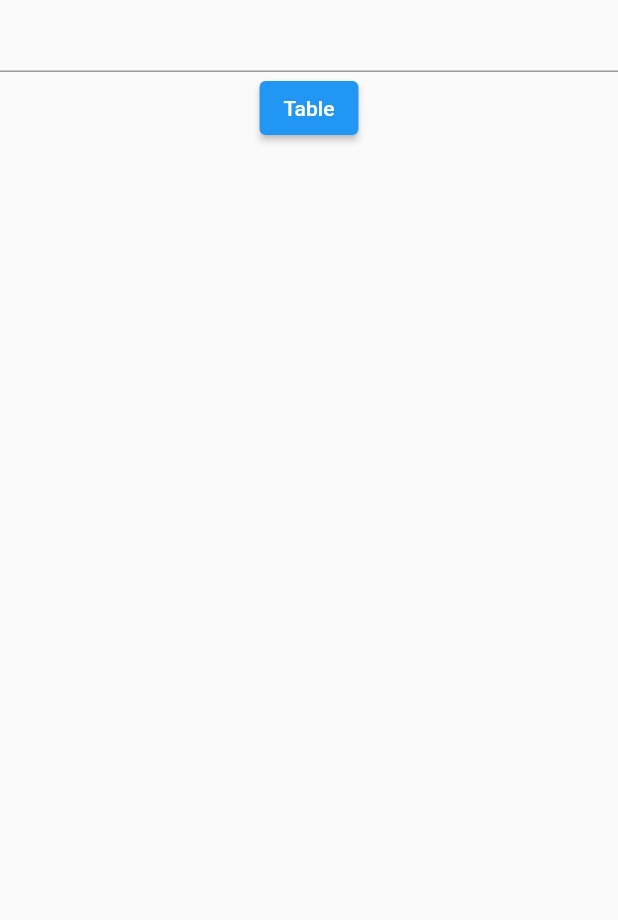
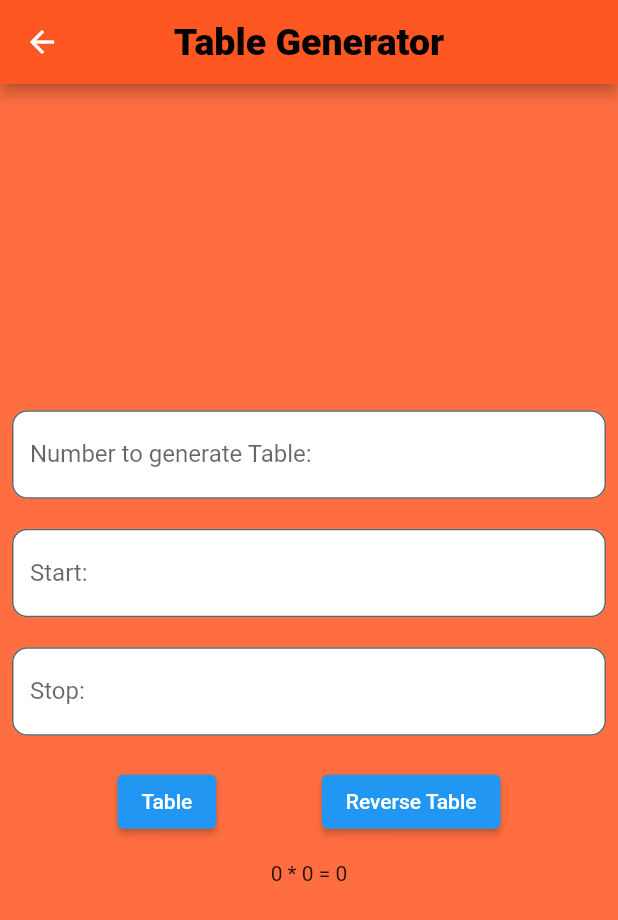
Before and after one commit to SyedSalar/employee_salary_calculator, a Flutter app: the MyTable screen opened directly, after a tap on "Table", on a phone screen of 412 x 824 dp. Shown: the top 920 px of the screen. Run offline on Flutter 3.47's test engine with Material 2 defaults, Android fonts, the phone set to English and light mode, and no system bars.

```diff
--- a/lib/salarypage.dart
+++ b/lib/salarypage.dart
@@ -1,4 +1,5 @@
 import 'package:flutter/material.dart';
+import 'package:salary_calculator/table.dart';
 
 class MySalaryPage extends StatefulWidget {
   @override
@@ -148,6 +149,28 @@ class _MySalaryPageState extends State<MySalaryPage> {
                   "Employee $str's Net Salary is $d Rs",
                   style: TextStyle(fontSize: 20, fontWeight: FontWeight.w500),
                   textAlign: TextAlign.center,
+                ),
+                SizedBox(
+                  height: 20,
+                ),
+                Row(
+                  children: [
+                    Spacer(),
+                    Column(
+                      children: [
+                        FloatingActionButton(
+                            child: Icon(Icons.navigate_next),
+                            backgroundColor: Colors.black,
+                            onPressed: (() {
+                              Navigator.push(
+                                  context,
+                                  MaterialPageRoute(
+                                    builder: (context) => MyTable(),
+                                  ));
+                            })),
+                      ],
+                    ),
+                  ],
                 )
               ],
             ))))));
--- a/lib/table.dart
+++ b/lib/table.dart
@@ -6,31 +6,120 @@ class MyTable extends StatefulWidget {
 }
 
 class _MyTableState extends State<MyTable> {
-  int i = 0;
+  int i = 0, start = 0, stp = 0;
+  String MyResult = '', MyReverseResult = '';
+
   @override
   Widget build(BuildContext context) {
     return (Scaffold(
-      body: Column(
+        appBar: AppBar(
+          title: Text(
+            'Table Generator',
+            style: TextStyle(
+                color: Colors.black, fontWeight: FontWeight.w900, fontSize: 25),
+          ),
+          centerTitle: true,
+          backgroundColor: Colors.deepOrange,
+        ),
+        backgroundColor: Colors.deepOrangeAccent,
+        body: Padding(
+            padding: EdgeInsets.all(8.0),
+            child: Center(
+                child: SingleChildScrollView(
+              child: Column(
+                mainAxisAlignment: MainAxisAlignment.center,
+                mainAxisSize: MainAxisSize.max,
                 children: [
                   TextField(
+                    decoration: InputDecoration(
+                      border: OutlineInputBorder(
+                          borderRadius: BorderRadius.circular(10),
+                          borderSide: BorderSide(color: Colors.red)),
+                      fillColor: Colors.white,
+                      hintText: 'Enter Number ...',
+                      labelText: 'Number to generate Table:',
+                      filled: true,
+                    ),
                     onChanged: (value) {
                       setState(() {
                         i = int.parse(value);
                       });
                     },
                   ),
+                  SizedBox(
+                    height: 20,
+                  ),
+                  TextField(
+                    decoration: InputDecoration(
+                      border: OutlineInputBorder(
+                          borderRadius: BorderRadius.circular(10),
+                          borderSide: BorderSide(color: Colors.red)),
+                      fillColor: Colors.white,
+                      hintText: 'Enter Stopping Point ...',
+                      labelText: 'Start:',
+                      filled: true,
+                    ),
+                    onChanged: (value) {
+                      setState(() {
+                        start = int.parse(value);
+                      });
+                    },
+                  ),
+                  SizedBox(
+                    height: 20,
+                  ),
+                  TextField(
+                    decoration: InputDecoration(
+                      border: OutlineInputBorder(
+                          borderRadius: BorderRadius.circular(10),
+                          borderSide: BorderSide(color: Colors.red)),
+                      fillColor: Colors.white,
+                      hintText: 'Enter Stopping Point ...',
+                      labelText: 'Stop:',
+                      filled: true,
+                    ),
+                    onChanged: (value) {
+                      setState(() {
+                        stp = int.parse(value);
+                      });
+                    },
+                  ),
+                  SizedBox(
+                    height: 20,
+                  ),
+                  Row(
+                    children: [
+                      Spacer(),
                       ElevatedButton(
                           onPressed: (() {
                             setState(() {
-                  for (int n = 10; n >= 1; n--) {
-                    int c = i * n;
-                    print('$i * $n = $c');
+                              MyResult = '';
+                              for (start; start <= stp; start++) {
+                                int c = i * start;
+                                MyResult += ('\n$i * $start = $c');
                               }
                             });
                           }),
-              child: Text('Table'))
+                          child: Text('Table')),
+                      Spacer(),
+                      ElevatedButton(
+                          onPressed: (() {
+                            setState(() {
+                              MyReverseResult = '';
+                              for (stp; stp >= start; stp--) {
+                                int c = i * stp;
+                                MyReverseResult += ('\n$i * $stp = $c');
+                              }
+                            });
+                          }),
+                          child: Text('Reverse Table')),
+                      Spacer()
                     ],
                   ),
-    ));
+                  Text(MyResult),
+                  Text(MyReverseResult),
+                ],
+              ),
+            )))));
   }
 }
```
Lines whose indentation alone changed are shown as unchanged.
